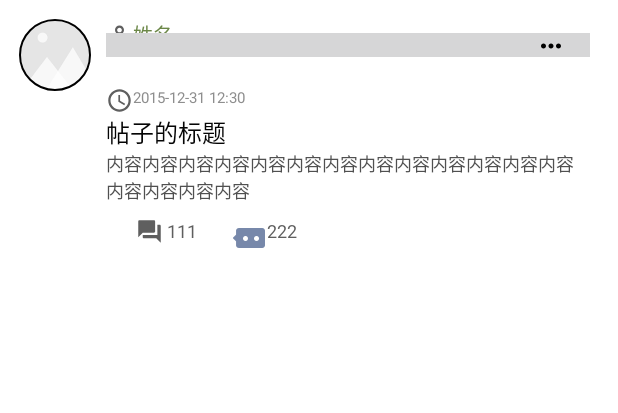
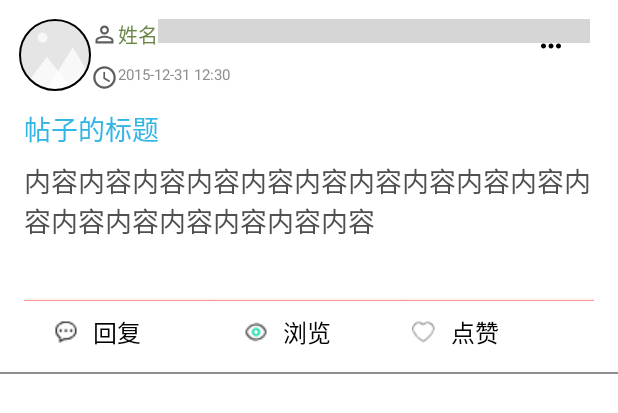
Before and after one commit to XTFxiaofei/ForumAndroid, an Android app: the layout item_post.xml on its own in the app's theme, with its tools: preview values and no code run, on a phone screen of 412 x 824 dp. Shown: the top 413 px of the screen. Run offline under Robolectric (Android 15) with nearby library versions, the light colour scheme and no system bars; plain views replace ExpandListView, NineGridImageView, NineGridView.

Commit message:
修改部分bug，优化部分界面

```diff
--- a/app/src/main/java/cn/tengfeistudio/forum/adapter/TopicAdapter.java
+++ b/app/src/main/java/cn/tengfeistudio/forum/adapter/TopicAdapter.java
@@ -9,6 +9,7 @@ import android.view.LayoutInflater;
 import android.view.MenuInflater;
 import android.view.View;
 import android.view.ViewGroup;
+import android.widget.Button;
 import android.widget.ImageView;
 import android.widget.PopupMenu;
 import android.widget.RatingBar;
@@ -36,6 +37,7 @@ import cn.tengfeistudio.forum.api.beans.TopicBean;
 import cn.tengfeistudio.forum.module.user.userdetail.UserDetailActivity;
 import cn.tengfeistudio.forum.utils.StampToDate;
 import cn.tengfeistudio.forum.utils.toast.GlobalDialog;
+import cn.tengfeistudio.forum.utils.toast.ToastUtils;
 import cn.tengfeistudio.forum.widget.CircleImageView;
 
 import static cn.tengfeistudio.forum.utils.toast.ToastUtils.ToastShort;
@@ -108,9 +110,11 @@ public class TopicAdapter extends BaseAdapter {
         @BindView(R.id.post_time)
         TextView postTime;
         @BindView(R.id.reply_count)
-        TextView replyCount;
+        Button replyCount;
         @BindView(R.id.view_count)
-        TextView viewCount;
+        Button viewCount;
+        @BindView(R.id.praise_count)
+        Button praiseCount;
         @BindView(R.id.rb_grade)
         RatingBar level;
         @BindView(R.id.article_content)
@@ -155,6 +159,7 @@ public class TopicAdapter extends BaseAdapter {
                 @Override
                 public void onItemImageClick(Context context, ImageView imageView, int index, List<String> list) {
                     Log.d("onItemImageClick", list.get(index));
+
                 }
             });
             mNglContent.setItemImageLongClickListener(new ItemImageLongClickListener<String>() {
@@ -184,11 +189,13 @@ public class TopicAdapter extends BaseAdapter {
             imgUrls= JSONArray.parseArray(object.getContentPictureJson(),String.class);
             mNglContent.setImagesData(imgUrls, NineGridImageView.STYLE_GRID);
 
-            articleTitle.setText(object.getTitle());
+
+            articleTitle.setText("# "+object.getTitle()+" #");
             authorName.setText(" " + object.getUserByUserId().getNickname());
             postTime.setText(" " + StampToDate.getStringDate(object.getCreateTime()));
-            replyCount.setText(" " + object.getCommentNumber());
-            viewCount.setText(" " + object.getViewNumber());
+            replyCount.setText("" + object.getCommentNumber());
+            viewCount.setText("" + object.getViewNumber());
+            praiseCount.setText(""+0);
             level.setRating(object.getUserByUserId().getLevel());
             content.setText("" + object.getContent());
             Picasso.get()
@@ -200,6 +207,18 @@ public class TopicAdapter extends BaseAdapter {
                 Intent intent = new Intent(context, UserDetailActivity.class);
                 intent.putExtra("userid", object.getUserByUserId().getUserId());
                 context.startActivity(intent);
+            });
+            //点赞
+            praiseCount.setOnClickListener(view->{
+                ToastUtils.ToastShort("点赞成功");
+            });
+            //回复
+            replyCount.setOnClickListener(view->{
+
+            });
+            //评论
+            viewCount.setOnClickListener(view->{
+
             });
             //点击更多图
             moreImage.setOnClickListener(view -> {
@@ -256,5 +275,7 @@ public class TopicAdapter extends BaseAdapter {
             });
         }
 
+
+
     }
 }
--- a/app/src/main/java/cn/tengfeistudio/forum/module/post/edit/EditAcitivity.java
+++ b/app/src/main/java/cn/tengfeistudio/forum/module/post/edit/EditAcitivity.java
@@ -22,6 +22,8 @@ import android.widget.PopupWindow;
 import android.widget.TextView;
 
 
+import com.alibaba.fastjson.JSON;
+import com.alibaba.fastjson.JSONObject;
 import com.luck.picture.lib.PictureSelector;
 import com.luck.picture.lib.compress.Luban;
 import com.luck.picture.lib.config.PictureConfig;
@@ -66,13 +68,13 @@ public class EditAcitivity extends BaseActivity {
     RecyclerView mRecyclerView;
 
 
-    private ArrayList<String> imagesPath=new ArrayList<>();
+    private ArrayList<String> imagesPath = new ArrayList<>();
     private int maxSelectNum = 9;
     private List<LocalMedia> selectList = new ArrayList<>();
     private GridImageAdapter adapter;
     private PopupWindow pop;
     private String[] categories = new String[]{
-            "daily","code","qa","suggests","feedback","transaction","activity",
+            "daily", "code", "qa", "suggests", "feedback", "transaction", "activity",
     };
     String currentCategory = categories[0];
 
@@ -110,8 +112,8 @@ public class EditAcitivity extends BaseActivity {
         String temp = intent.getExtras().getString("category");
         if (temp.equals("E-M-P-T-Y"))
             return;
-        for (int pos = 0;pos < categories.length;pos++)
-            if (temp.equals(categories[pos])){
+        for (int pos = 0; pos < categories.length; pos++)
+            if (temp.equals(categories[pos])) {
                 currentCategory = temp;
                 spinner.setSelectedIndex(pos);
                 break;
@@ -170,7 +172,7 @@ public class EditAcitivity extends BaseActivity {
                         })
                         .create()
                         .show();
-            else{
+            else {
                 setResult(RESULT_OK);
                 finishActivity();
             }
@@ -228,42 +230,48 @@ public class EditAcitivity extends BaseActivity {
      */
     @SuppressLint("CheckResult")
     private void sendTopic(String title, String content) {
-        if (currentCategory.equals(categories[6]) && !App.getRole().equals("admin")){
+        if (currentCategory.equals(categories[6]) && !App.getRole().equals("admin")) {
             ToastShort("不好意思,管理员才能发公告!");
             return;
         }
+        //上传图片时
+        if (imagesPath.size() > 0) {
             new Thread(new Runnable() {
                 @Override
                 public void run() {
-                UploadUtil.uploadImage(Store.getInstance().getToken(),title,content,currentCategory,imagesPath, NetConfig.BASE_TOPIC_INCLUDE_IMAGES);
+                    UploadUtil.uploadImage(Store.getInstance().getToken(), title, content, currentCategory, imagesPath, NetConfig.BASE_TOPIC_INCLUDE_IMAGES);
                 }
             }).start();
             setResult(RESULT_OK);
             finishActivity();
             ToastShort("发布成功");
+        } else {
+            //没有上传图片
+            RetrofitService.sendTopic(title, content, currentCategory)
+                    .subscribe(responseBody -> {
+                        String response = responseBody.string();
+                        if (!response.contains("code")) {
+                            ToastNetWorkError();
+                            return;
+                        }
+                        JSONObject jsonObject = JSON.parseObject(response);
+                        if (jsonObject.getInteger("code") == Constants.TOKEN_OVERDUE) {
+                            getNewToken(title, content);
+                        } else if (jsonObject.getInteger("code") != Constants.RETURN_CONTINUE) {
+                            ToastShort("服务器出状况惹，再试试( • ̀ω•́ )✧");
+                            printLog("getInfoError" + response);
+                        } else {
+                            setResult(RESULT_OK);
+                            ToastShort("发布成功");
+                            finishActivity();
+                        }
+                    }, throwable -> {
+                        printLog("EditActivity doPost onError:" + throwable.getMessage());
+                        ToastNetWorkError();
+                    });
+        }
 
-//        RetrofitService.sendTopic(title, content, currentCategory)
-//                .subscribe(responseBody -> {
-//                    String response = responseBody.string();
-//                    if (!response.contains("code")) {
-//                        ToastNetWorkError();
-//                        return;
-//                    }
-//                    JSONObject jsonObject = JSON.parseObject(response);
-//                    if (jsonObject.getInteger("code") == Constants.TOKEN_OVERDUE) {
-//                        getNewToken(title, content);
-//                    } else if (jsonObject.getInteger("code") != Constants.RETURN_CONTINUE) {
-//                        ToastShort("服务器出状况惹，再试试( • ̀ω•́ )✧");
-//                        printLog("getInfoError" + response);
-//                    } else {
-//                        setResult(RESULT_OK);
-//                        ToastShort("发布成功");
-//                        finishActivity();
-//                    }
-//                }, throwable -> {
-//                    printLog("EditActivity doPost onError:" + throwable.getMessage());
-//                    ToastNetWorkError();
-//                });
+
     }
 
     /**
@@ -272,7 +280,7 @@ public class EditAcitivity extends BaseActivity {
     @SuppressLint("CheckResult")
     private void getNewToken(String title, String content) {
         RetrofitService.getNewToken()
-                .subscribe(s -> sendTopic(title,content));
+                .subscribe(s -> sendTopic(title, content));
     }
 
     /**
@@ -302,11 +310,10 @@ public class EditAcitivity extends BaseActivity {
 
     @Override
     public void onBackPressed() {
-        if (etPostTitle.getText().toString().isEmpty() && editor.getText().toString().isEmpty()){
+        if (etPostTitle.getText().toString().isEmpty() && editor.getText().toString().isEmpty()) {
             setResult(RESULT_OK);
             super.onBackPressed();
-        }
-        else {
+        } else {
             new AlertDialog.Builder(this)
                     .setMessage("程序猿还没开发保存的功能喔，确定返回吗|ω・）")
                     .setCancelable(true)
@@ -320,7 +327,6 @@ public class EditAcitivity extends BaseActivity {
                     .show();
         }
     }
-
 
 
     private GridImageAdapter.onAddPicClickListener onAddPicClickListener = new GridImageAdapter.onAddPicClickListener() {
@@ -445,8 +451,8 @@ public class EditAcitivity extends BaseActivity {
                     images = PictureSelector.obtainMultipleResult(data);
                     selectList.addAll(images);
                     //获取原本路径
-                    for(LocalMedia i:images){
-                        if(i!=null)
+                    for (LocalMedia i : images) {
+                        if (i != null)
                             imagesPath.add(i.getPath());
                     }
 
--- a/app/src/main/java/cn/tengfeistudio/forum/utils/NetConfig.java
+++ b/app/src/main/java/cn/tengfeistudio/forum/utils/NetConfig.java
@@ -99,7 +99,7 @@ public class NetConfig {
 
     /** ----------- 我的url地址 ------------------ */
 
-    public static final String BASE_DOMAIN="http://10.0.2.2:8080/";
+    public static final String BASE_DOMAIN="http://192.168.191.1:8080/";
 
     /** 发帖 **/
     public static final String BASE_TOPIC_INCLUDE_IMAGES=BASE_DOMAIN+"topic/send_topic_image";
--- /dev/null
+++ b/app/src/main/res/drawable/buttonstyle.xml
@@ -0,0 +1,18 @@
+<?xml version="1.0" encoding="utf-8"?>
+<layer-list
+    xmlns:android="http://schemas.android.com/apk/res/android">
+    <item>
+        <shape>//边框的颜色
+            <!--<solid android:color="@color/gray" />-->
+            <solid android:color="#ff9696" />
+        </shape>
+    </item>
+
+    <item
+        android:top="1dp">//这里有四个方向可以选择，这里因为只要显示底部边框，所以就设置bottom
+        <shape>
+            <solid android:color="@color/white" />
+            //整个空间的背景颜色
+        </shape>
+    </item>
+</layer-list>
--- a/app/src/main/res/layout/fragment_hotnews.xml
+++ b/app/src/main/res/layout/fragment_hotnews.xml
@@ -49,7 +49,7 @@
                 android:layout_width="0dp"
                 android:layout_height="match_parent"
                 android:layout_weight="1"
-                android:background="@drawable/switch_right_bg"
+                android:background="@drawable/switch_center_bg"
                 android:button="@null"
                 android:gravity="center"
                 android:text="我的"
--- a/app/src/main/res/layout/item_content_content.xml
+++ b/app/src/main/res/layout/item_content_content.xml
@@ -46,10 +46,9 @@
     <RatingBar
         android:id="@+id/rb_grade"
         android:layout_width="wrap_content"
-        android:layout_height="16dp"
-        android:layout_gravity="center_vertical"
-        android:layout_marginBottom="10dp"
-        android:layout_marginTop="9dp"
+        android:layout_height="20dp"
+        android:paddingTop="2dp"
+        android:layout_toRightOf="@+id/bt_lable_lz"
         android:isIndicator="true"
         android:progressDrawable="@drawable/ratingbar_progress"
         android:rating="4"/>
@@ -102,7 +101,7 @@
         android:lineSpacingMultiplier="1.4"
         android:paddingBottom="4dp"
         android:paddingEnd="12dp"
-        android:paddingStart="12dp"
+        android:layout_marginLeft="@dimen/dimen_16"
         android:paddingTop="8dp"
         android:textColor="?android:textColorPrimary"
         android:textSize="16sp"
@@ -113,6 +112,7 @@
         android:id="@+id/ngl_images"
         android:layout_width="match_parent"
         android:layout_height="wrap_content"
+        android:layout_margin="@dimen/dimen_16"
         app:imgGap="3dp"
         app:showStyle="grid"
         app:singleImgSize="500dp" />
--- a/app/src/main/res/layout/item_post.xml
+++ b/app/src/main/res/layout/item_post.xml
@@ -1,11 +1,11 @@
 <?xml version="1.0" encoding="utf-8"?>
 <LinearLayout xmlns:android="http://schemas.android.com/apk/res/android"
+    xmlns:app="http://schemas.android.com/apk/res-auto"
+    xmlns:pp="http://schemas.android.com/tools"
     android:layout_width="match_parent"
     android:layout_height="wrap_content"
-    xmlns:app="http://schemas.android.com/apk/res-auto"
-    xmlns:pp="http://schemas.android.com/tools"
     android:background="@color/bg_primary"
-    android:orientation="horizontal">
+    android:orientation="vertical">
 
     <LinearLayout
         android:layout_width="match_parent"
@@ -20,40 +20,43 @@
             android:id="@+id/author_img"
             android:layout_width="48dp"
             android:layout_height="48dp"
-            pp:civ_border_color="@android:color/white"
+            android:src="@drawable/image_placeholder"
             app:civ_border_width="1dp"
-            android:src="@drawable/image_placeholder"/>
+            pp:civ_border_color="@android:color/white" />
 
-
-
-        <LinearLayout
-            android:layout_width="match_parent"
-            android:layout_height="wrap_content"
-            android:layout_marginLeft="10dp"
-            android:orientation="vertical">
         <RelativeLayout
             android:layout_width="match_parent"
-                android:layout_height="wrap_content">
+            android:layout_height="50dp">
+
             <TextView
                 android:id="@+id/author_name"
                 android:layout_width="wrap_content"
                 android:layout_height="wrap_content"
                 android:layout_weight="1"
+                android:drawableStart="@drawable/ic_person_outline_black_24dp"
                 android:text="姓名"
-                    android:drawableStart="@drawable/ic_person_outline_black_24dp"
                 android:textColor="#6b8747"
-                    android:textSize="13sp"/>
+                android:textSize="13sp" />
+
+            <TextView
+                android:id="@+id/post_time"
+                android:layout_width="wrap_content"
+                android:layout_height="wrap_content"
+                android:layout_below="@id/author_name"
+                android:layout_marginTop="9dp"
+                android:drawableStart="@drawable/ic_access_time_black_24dp"
+                android:text="2015-12-31 12:30"
+                android:textColor="#8e8e8e"
+                android:textSize="10sp" />
 
             <RatingBar
                 android:id="@+id/rb_grade"
                 android:layout_width="wrap_content"
                 android:layout_height="16dp"
-                    android:layout_gravity="center_vertical"
-                    android:layout_marginBottom="10dp"
-                    android:layout_marginTop="9dp"
+                android:layout_toRightOf="@id/author_name"
                 android:isIndicator="true"
                 android:progressDrawable="@drawable/ratingbar_progress"
-                    android:rating="4"/>
+                android:rating="4" />
 
             <ImageView
                 android:id="@+id/btn_more2"
@@ -64,47 +67,60 @@
                 android:layout_alignTop="@+id/author_name"
                 android:layout_marginEnd="8dp"
                 android:layout_marginTop="0dp"
-                    android:src="@drawable/ic_more_horiz_black_24dp"
                 android:background="?attr/selectableItemBackgroundBorderless"
                 android:clickable="true"
                 android:focusable="true"
                 android:fontFamily="@fonts/fontawesome"
                 android:gravity="center"
-                    android:padding="8dp" />
+                android:padding="8dp"
+                android:src="@drawable/ic_more_horiz_black_24dp" />
         </RelativeLayout>
+    </LinearLayout>
 
-            <TextView
-                android:id="@+id/post_time"
+    <LinearLayout
+        android:layout_width="match_parent"
+        android:layout_height="wrap_content"
+        android:orientation="vertical">
+
+        <LinearLayout
             android:layout_width="wrap_content"
             android:layout_height="wrap_content"
-                android:layout_marginTop="9dp"
-                android:drawableStart="@drawable/ic_access_time_black_24dp"
-                android:text="2015-12-31 12:30"
-                android:textColor="#8e8e8e"
-                android:textSize="10sp"/>
-
-
+            android:orientation="vertical">
 
             <TextView
                 android:id="@+id/article_title"
-                style="@style/text_16_pri"
+                style="@style/text_18_pri"
                 android:layout_width="wrap_content"
                 android:layout_height="wrap_content"
-                android:text="帖子的标题" />
+                android:layout_marginBottom="@dimen/dimen_8"
+                android:layout_marginLeft="@dimen/dimen_16"
+                android:layout_marginRight="@dimen/dimen_16"
+                android:layout_marginTop="0dp"
+                android:text="帖子的标题"
+                android:textColor="@color/blue_light" />
 
             <TextView
                 android:id="@+id/article_content"
-                android:layout_width="match_parent"
+                android:layout_width="wrap_content"
                 android:layout_height="wrap_content"
+                android:layout_marginBottom="20dp"
+                android:layout_marginLeft="@dimen/dimen_16"
+                android:layout_marginRight="@dimen/dimen_16"
+                android:layout_marginTop="0dp"
                 android:singleLine="false"
                 android:text="内容内容内容内容内容内容内容内容内容内容内容内容内容内容内容内容内容"
                 android:textColor="#505050"
-                android:textSize="12sp"/>
+                android:textSize="18sp" />
+        </LinearLayout>
+
 
         <com.jaeger.ninegridimageview.NineGridImageView
             android:id="@+id/ngl_images"
             android:layout_width="match_parent"
             android:layout_height="wrap_content"
+            android:layout_marginBottom="15dp"
+            android:layout_marginLeft="@dimen/dimen_16"
+            android:layout_marginRight="@dimen/dimen_16"
             app:imgGap="3dp"
             app:showStyle="grid"
             app:singleImgSize="500dp" />
@@ -116,33 +132,88 @@
         <!--android:paddingRight="5dp"-->
         <!--android:paddingTop="6dp"/>-->
 
-            <RelativeLayout
+
+        <LinearLayout
             android:layout_width="match_parent"
-                android:layout_height="wrap_content">
+            android:layout_height="wrap_content"
+            android:layout_marginLeft="@dimen/dimen_16"
+            android:layout_marginRight="@dimen/dimen_16"
+            android:orientation="horizontal">
 
+            <Button
+                android:id="@+id/reply_count"
+                android:layout_width="0dp"
+                android:layout_height="wrap_content"
+                android:layout_weight="1"
+                android:layout_marginTop="4dp"
+                android:background="@drawable/buttonstyle"
+                android:drawableLeft="@drawable/comment"
+                android:paddingBottom="5dp"
+                android:text="回复"
+                android:textColor="#000000"
+                android:textSize="16sp"
+                android:drawablePadding="10dip"
+                android:gravity="center_vertical"
+                android:paddingLeft="20dip"
+                ></Button>
 
-                <TextView
-                    android:id="@+id/reply_count"
-                    style="@style/text_12_sec"
-                    android:layout_width="wrap_content"
+            <Button
+                android:id="@+id/view_count"
+                android:layout_width="0dp"
                 android:layout_height="wrap_content"
-                    android:layout_marginLeft="20dp"
-                    android:layout_marginTop="9dp"
-                    android:drawableStart="@drawable/ic_forum_black_24dp"
-                    android:text=" 111" />
+                android:layout_marginTop="4dp"
+                android:layout_weight="1"
+                android:background="@drawable/buttonstyle"
+                android:drawableLeft="@drawable/view"
+                android:paddingBottom="5dp"
+                android:text="浏览"
+                android:textColor="#000000"
+                android:textSize="16sp"
+                android:drawablePadding="10dip"
+                android:gravity="center_vertical"
+                android:paddingLeft="20dip"
+                ></Button>
 
-                <TextView
-                    android:id="@+id/view_count"
-                    style="@style/text_12_sec"
-                    android:layout_width="wrap_content"
+            <Button
+                android:id="@+id/praise_count"
+                android:layout_width="0dp"
                 android:layout_height="wrap_content"
-                    android:layout_marginLeft="20dp"
-                    android:layout_marginTop="9dp"
-                    android:layout_toRightOf="@id/reply_count"
-                    android:drawableStart="@mipmap/feed_more"
-                    android:text="222" />
+                android:layout_marginTop="4dp"
+                android:layout_weight="1"
+                android:background="@drawable/buttonstyle"
+                android:drawableLeft="@drawable/praise"
+                android:paddingBottom="5dp"
+                android:paddingLeft="5dp"
+                android:text="点赞"
+                android:textColor="#000000"
+                android:textSize="16sp"
+                android:drawablePadding="10dip"
+                android:gravity="center_vertical"
+               ></Button>
 
-            </RelativeLayout>
+            <!--<TextView-->
+            <!--android:id="@+id/reply_count"-->
+            <!--style="@style/text_12_sec"-->
+            <!--android:layout_width="0dp"-->
+            <!--android:layout_weight="0.5"-->
+            <!--android:layout_height="wrap_content"-->
+            <!--android:layout_marginLeft="20dp"-->
+            <!--android:layout_marginRight="@dimen/dimen_16"-->
+            <!--android:drawableStart="@drawable/ic_forum_black_24dp"-->
+            <!--android:text=" 111" />-->
+
+            <!--<TextView-->
+            <!--android:id="@+id/view_count"-->
+            <!--style="@style/text_12_sec"-->
+            <!--android:layout_width="0dp"-->
+            <!--android:layout_weight="0.5"-->
+            <!--android:layout_height="wrap_content"-->
+            <!--android:layout_marginLeft="20dp"-->
+            <!--android:layout_toRightOf="@id/reply_count"-->
+            <!--android:drawableStart="@mipmap/feed_more"-->
+            <!--android:text="222" />-->
+
+        </LinearLayout>
 
         <!--<com.lzy.widget.ExpandListView-->
         <!--android:id="@+id/lv_comments"-->
@@ -159,5 +230,9 @@
         <!--android:paddingRight="8dp"-->
         <!--android:paddingTop="16dp"/>-->
     </LinearLayout>
+
+    <View
+        android:layout_width="match_parent"
+        android:layout_height="1dp"
+        android:background="#8e8e8e" />
 </LinearLayout>
-</LinearLayout>
--- a/app/src/main/res/values/arrays.xml
+++ b/app/src/main/res/values/arrays.xml
@@ -1,7 +1,7 @@
 <?xml version="1.0" encoding="utf-8"?>
 <resources>
     <string-array name="scheduleWeek">
-        <item>整个学期</item>
+        <item>整学期</item>
         <item>第1周</item>
         <item>第2周</item>
         <item>第3周</item>
--- a/app/src/main/res/values/dimens.xml
+++ b/app/src/main/res/values/dimens.xml
@@ -1,6 +1,7 @@
 <?xml version="1.0" encoding="utf-8"?>
 <resources>
     <dimen name="dimen_16">16dp</dimen>
+    <dimen name="dimen_10">10dp</dimen>
     <dimen name="dimen_8">8dp</dimen>
     <dimen name="dimen_4">4dp</dimen>
     <dimen name="Card">2dp</dimen>
```
Also changed, not shown: app/src/main/res/drawable/comment.png (added), app/src/main/res/drawable/praise.png (added), app/src/main/res/drawable/view.png (added). Lines whose indentation alone changed are shown as unchanged.
